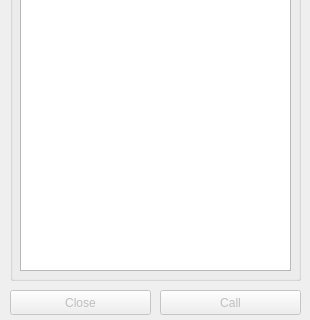
Old version of the form client/src/forms/livewindow.ui in the repository Clemon-R/Babel; both pictures show x 0 to 310 and y 280 to 600 of the 310 by 600 pixel window.
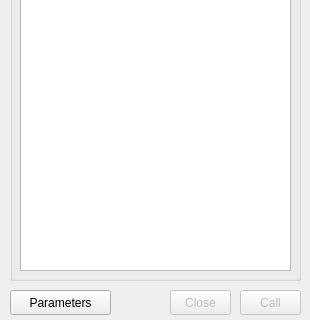
New version of the form.

What changed in the file:
```diff
--- a/client/src/forms/livewindow.ui
+++ b/client/src/forms/livewindow.ui
@@ -56,9 +56,9 @@
    </property>
    <property name="geometry">
     <rect>
-     <x>10</x>
+     <x>170</x>
      <y>570</y>
-     <width>141</width>
+     <width>61</width>
      <height>25</height>
     </rect>
    </property>
@@ -114,9 +114,9 @@
    </property>
    <property name="geometry">
     <rect>
-     <x>160</x>
+     <x>240</x>
      <y>570</y>
-     <width>141</width>
+     <width>61</width>
      <height>25</height>
     </rect>
    </property>
@@ -124,6 +124,22 @@
     <string>Call</string>
    </property>
   </widget>
+  <widget class="QPushButton" name="parameterBtn">
+   <property name="enabled">
+    <bool>true</bool>
+   </property>
+   <property name="geometry">
+    <rect>
+     <x>10</x>
+     <y>570</y>
+     <width>101</width>
+     <height>25</height>
+    </rect>
+   </property>
+   <property name="text">
+    <string>Parameters</string>
+   </property>
+  </widget>
  </widget>
  <resources/>
  <connections/>
```
